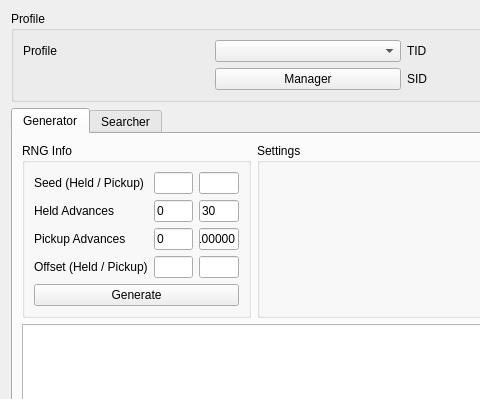
Qt form Form/Gen4/Eggs4.ui (Admiral-Fish/PokeFinder) before a commit; both pictures show x 0 to 480 and y 0 to 399 of the 1200 by 700 pixel window.
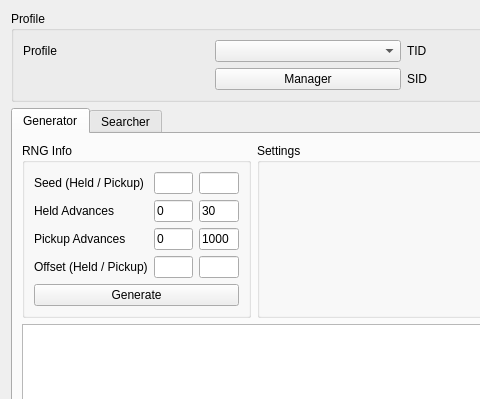
The same form after that commit. Custom widgets are drawn as their Qt base class.

What changed in the file:
```diff
--- a/Form/Gen4/Eggs4.ui
+++ b/Form/Gen4/Eggs4.ui
@@ -167,7 +167,7 @@
           <item row="2" column="2">
            <widget class="TextBox" name="textBoxGeneratorMaxAdvancesPickup">
             <property name="text">
-             <string notr="true">100000</string>
+             <string notr="true">1000</string>
             </property>
            </widget>
           </item>
```
Left out of the diff: 2 changed lines with no effect on the pictures.
